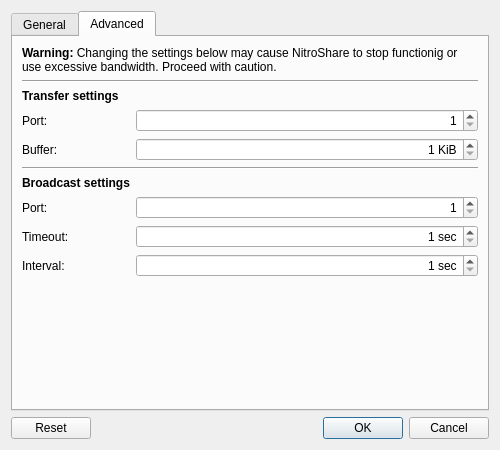
The window that src/settings/settingsdialog.ui (nitroshare/nitroshare-desktop) describes before a commit, drawn with Qt 5.
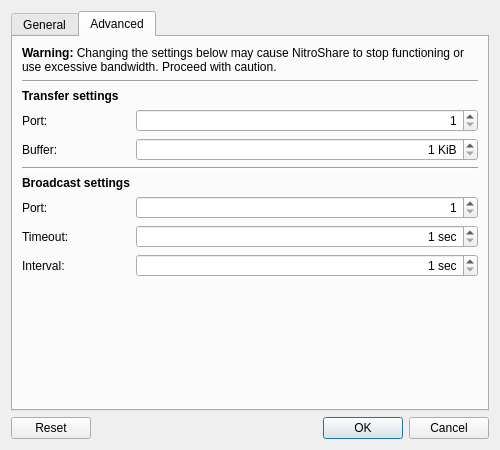
The same window after the commit. The open tabs and pages were chosen to show the change.

Commit message: Fixed spelling issue (fixes #29).

```diff
--- a/src/settings/settingsdialog.ui
+++ b/src/settings/settingsdialog.ui
@@ -154,7 +154,7 @@
        <item row="0" column="0" colspan="3">
         <widget class="QLabel" name="warningLabel">
          <property name="text">
-          <string>&lt;html&gt;&lt;head/&gt;&lt;body&gt;&lt;p&gt;&lt;span style=&quot; font-weight:600;&quot;&gt;Warning:&lt;/span&gt; Changing the settings below may cause NitroShare to stop functionig or use excessive bandwidth. Proceed with caution.&lt;/p&gt;&lt;/body&gt;&lt;/html&gt;</string>
+          <string>&lt;html&gt;&lt;head/&gt;&lt;body&gt;&lt;p&gt;&lt;span style=&quot; font-weight:600;&quot;&gt;Warning:&lt;/span&gt; Changing the settings below may cause NitroShare to stop functioning or use excessive bandwidth. Proceed with caution.&lt;/p&gt;&lt;/body&gt;&lt;/html&gt;</string>
          </property>
          <property name="wordWrap">
           <bool>true</bool>
```
